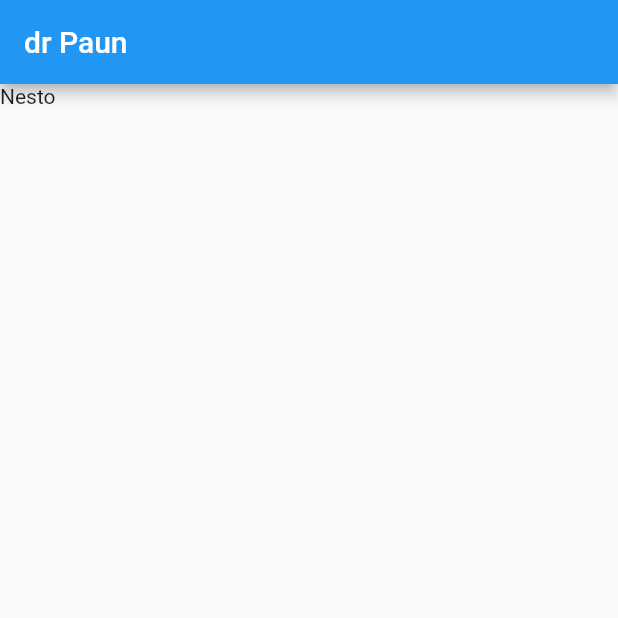
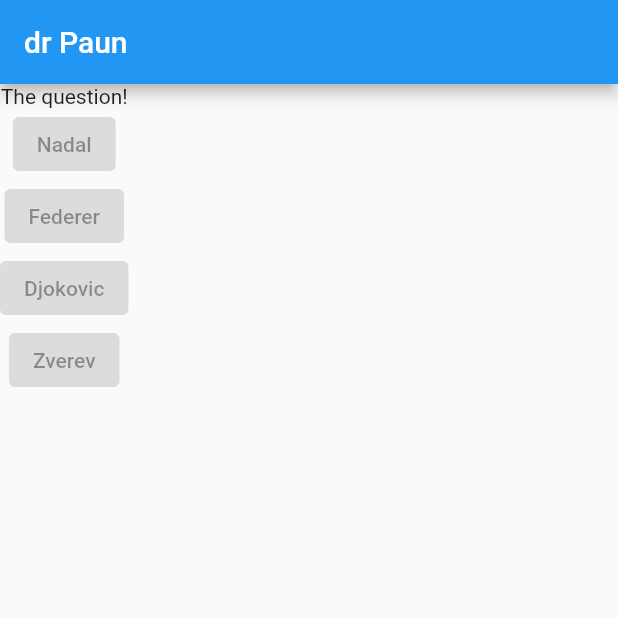
Before and after one commit to NikolaMag99/FlutterQuizApp, a Flutter app: the screen it shows after launch, on a phone screen of 412 x 824 dp, the top half of it. Run offline on Flutter 3.47's test engine with Material 2 defaults, Android fonts, the phone set to English and light mode, and no system bars.

Commit message:
Dodavanje pitanja i odgovora

```diff
--- a/lib/main.dart
+++ b/lib/main.dart
@@ -7,12 +7,36 @@ void main() {
 class MyApp extends StatelessWidget {
   @override
   Widget build(BuildContext context) {
+    var questions = [
+      'Best tennis player?',
+      'When Novak Djokovic wins first gnad slam?'
+    ];
     return MaterialApp(
       home: Scaffold(
         appBar: AppBar(
           title: Text('dr Paun'),
         ),
-        body: Text('Nesto'),
+        body: Column(
+          children: <Widget>[
+            Text('The question!'),
+            ElevatedButton(
+              onPressed: null,
+              child: Text('Nadal'),
+            ),
+            ElevatedButton(
+              onPressed: null,
+              child: Text('Federer'),
+            ),
+            ElevatedButton(
+              onPressed: null,
+              child: Text('Djokovic'),
+            ),
+            ElevatedButton(
+              onPressed: null,
+              child: Text('Zverev'),
+            )
+          ],
+        ),
       ),
     );
   }
```
